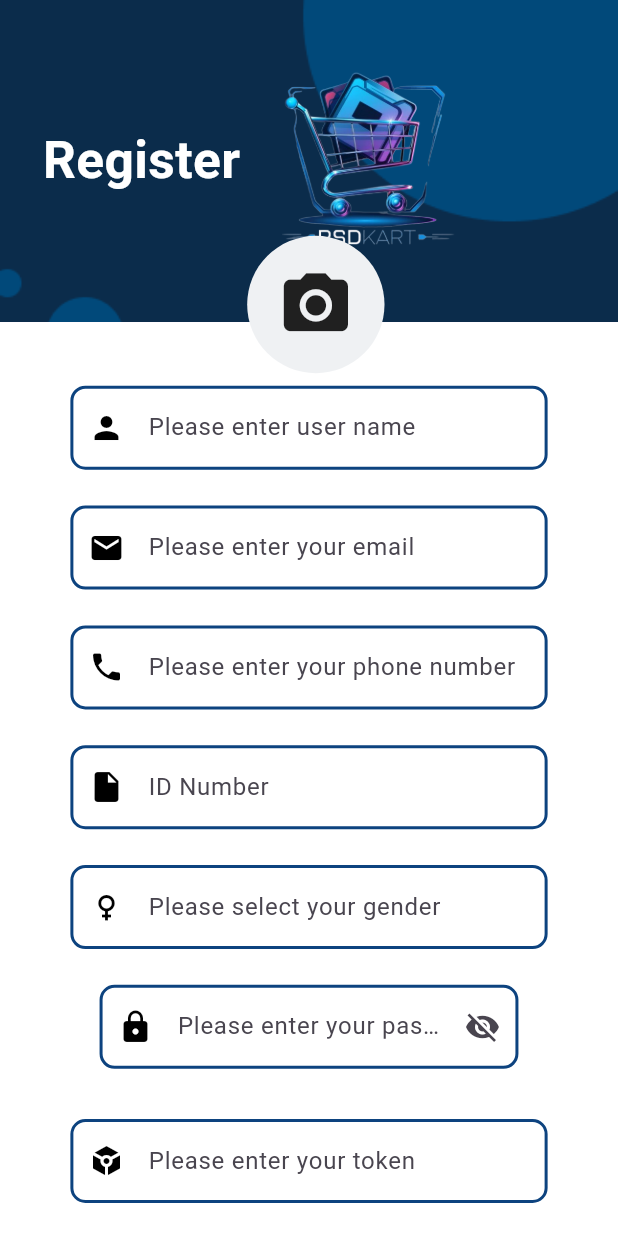
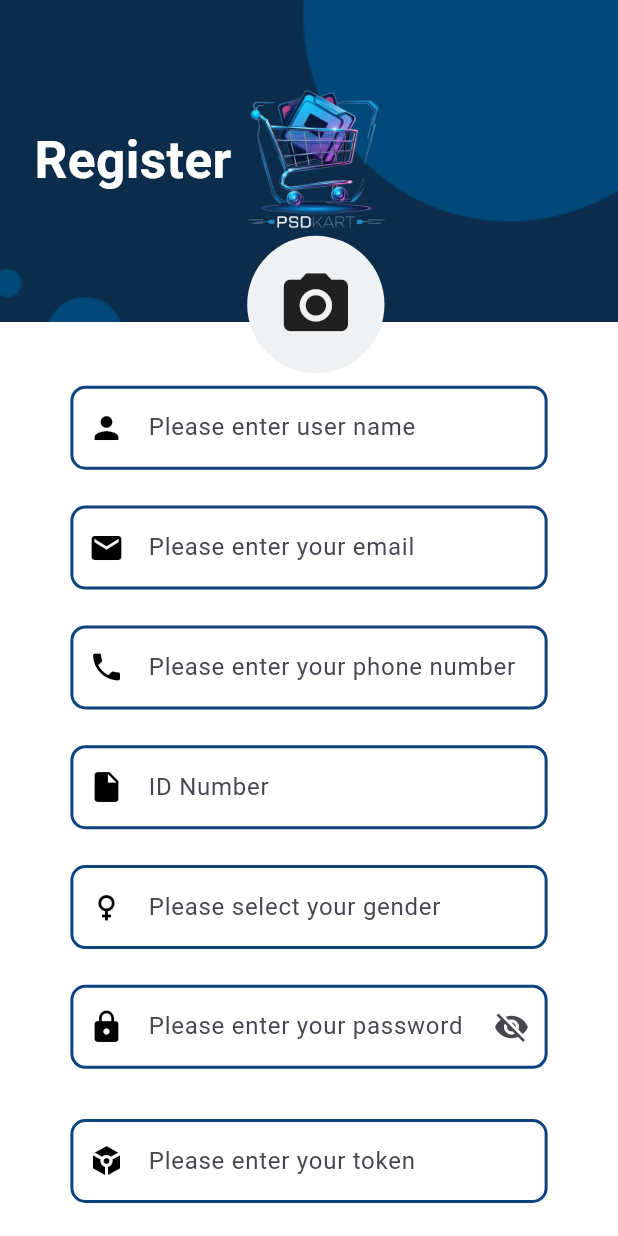
Before and after one commit to jehadadili/app_psc_kaert, a Flutter app: the LoginScreen screen opened directly, after a tap on "Login", after a tap on "Register", on a phone screen of 412 x 824 dp. Run offline on Flutter 3.47's test engine with Material 3 defaults, Android fonts, the phone set to English and light mode, and no system bars; drawn by our look-alikes of animated_text_kit; our stand-ins replace animate_do, bloc, cached_network_image, dartz, device_preview, dio and 8 more; accounts and stored records are empty; network calls fail.

Commit message:
add ui respons

```diff
--- a/lib/src/core/widget/custom_text_field_widgets.dart
+++ b/lib/src/core/widget/custom_text_field_widgets.dart
@@ -37,7 +37,7 @@ class CustomTextFieldWidgets extends StatelessWidget {
     return Padding(
       padding: EdgeInsets.symmetric(horizontal: 25.w, vertical: 10.h),
       child: TextFormField(
-        obscureText: obscureText ?? true,
+        obscureText: obscureText ?? false,
         autovalidateMode: AutovalidateMode.onUserInteraction,
         style: const TextStyle(color: ColorApp.black),
         controller: controller,
--- a/lib/src/feature/auth/presntation/view/screen/login/screen/login_screen.dart
+++ b/lib/src/feature/auth/presntation/view/screen/login/screen/login_screen.dart
@@ -45,10 +45,10 @@ class _LoginScreenState extends State<LoginScreen> {
                 child: Column(
                   children: [
                     SizedBox(
-                      height: 150.h,
+                      height: 120.h,
                     ),
                     Padding(
-                      padding: EdgeInsets.symmetric(horizontal: 20.w),
+                      padding: EdgeInsets.symmetric(horizontal: 10.w),
                       child: Form(
                         key: formKey,
                         child: AuthContainer(
--- a/lib/src/feature/auth/presntation/view/screen/login/widget/password_text_field.dart
+++ b/lib/src/feature/auth/presntation/view/screen/login/widget/password_text_field.dart
@@ -30,9 +30,7 @@ class _PassWordTextFieldState extends State<PassWordTextField> {
   Widget build(BuildContext context) {
     return Column(
       children: [
-        Padding(
-          padding: EdgeInsets.symmetric(horizontal: 17.w),
-          child: CustomTextFieldWidgets(
+        CustomTextFieldWidgets(
           obscureText: !isVisible,
           labelText: StringApp.labelPassword,
           prefixIcon: const Icon(Icons.lock),
@@ -42,12 +40,12 @@ class _PassWordTextFieldState extends State<PassWordTextField> {
           filled: true,
           keyboardType: TextInputType.visiblePassword,
           validator: (password) {
-  return MyValidator.passwrdValidator(password);            },
-          ),
+            return MyValidator.passwrdValidator(password);
+          },
         ),
         SizedBox(height: 6.h),
         Padding(
-          padding: EdgeInsets.symmetric(horizontal: 5.w),
+          padding: EdgeInsets.symmetric(horizontal: 25.w),
           child: FittedBox(
             child: Row(
               children: [
--- a/lib/src/feature/auth/presntation/view/screen/register/widgets/custom_container_top.dart
+++ b/lib/src/feature/auth/presntation/view/screen/register/widgets/custom_container_top.dart
@@ -12,22 +12,21 @@ class CustomContainerTop extends StatelessWidget {
   Widget build(BuildContext context) {
     return Container(
       width: double.infinity,
-        height: 180.h,
+      height: 180.h, // ارتفاع مرن يتناسب مع الشاشة
       decoration: const BoxDecoration(
         image: DecorationImage(
           colorFilter: ColorFilter.mode(
             ColorApp.bluedark,
             BlendMode.difference,
           ),
-            image: AssetImage(
-              'assets/image/Group.png',
-            ),
+          image: AssetImage('assets/image/Group.png'),
           fit: BoxFit.cover,
         ),
       ),
-        child:  Padding(
-                      padding: EdgeInsets.all(25.w),
+      child: Padding(
+        padding: EdgeInsets.symmetric(horizontal: 20.w, vertical: 10.h),
         child: Row(
+          crossAxisAlignment: CrossAxisAlignment.center,
           children: [
             const CustomAnimationText(
               text: 'Register',
@@ -36,11 +35,12 @@ class CustomContainerTop extends StatelessWidget {
             ),
             Image.asset(
               ImageApp.logo,
-                            width: 150.w,
-                            height: 100.h,
+              width: 100.w,
+              height: 80.h,
             ),
           ],
         ),
-                    ),);
+      ),
+    );
   }
 }
--- a/lib/src/feature/auth/presntation/view/screen/register/widgets/secure_text_field.dart
+++ b/lib/src/feature/auth/presntation/view/screen/register/widgets/secure_text_field.dart
@@ -26,9 +26,7 @@ class _SecureTextFieldState extends State<SecureTextField> {
 
   @override
   Widget build(BuildContext context) {
-    return Padding(
-      padding: EdgeInsets.symmetric(horizontal: 17.w),
-      child: Column(
+    return Column(
       children: [
         CustomTextFieldWidgets(
           obscureText: !isVisible,
@@ -55,7 +53,6 @@ class _SecureTextFieldState extends State<SecureTextField> {
           height: 8.h,
         ),
       ],
-      ),
     );
   }
 }
--- a/lib/src/feature/cart/presntation/view/screen/cart_screen.dart
+++ b/lib/src/feature/cart/presntation/view/screen/cart_screen.dart
@@ -12,13 +12,15 @@ class CartScreen extends StatelessWidget {
   @override
   Widget build(BuildContext context) {
     return Scaffold(
-      backgroundColor: ColorApp.white,
+      backgroundColor: ColorApp.bluedark,
       appBar: AppBar(
-        backgroundColor: ColorApp.white,
+        backgroundColor: ColorApp.bluedark,
+        iconTheme: const IconThemeData(color: ColorApp.white),
         elevation: 0,
         title: Text(
           "My Cart",
           style: TextStyle(
+            color: ColorApp.white,
             fontSize: 20.sp,
             fontWeight: FontWeight.bold,
           ),
--- a/lib/src/feature/cart/presntation/view/widgets/image_product_cart.dart
+++ b/lib/src/feature/cart/presntation/view/widgets/image_product_cart.dart
@@ -11,8 +11,6 @@ class ImageProductCart extends StatelessWidget {
       width: 130.w,
       child: Image.network(
         cartModel.image ?? "",
-        width: 230.w,
-        height: 200.h,
       ),
     );
   }
--- a/lib/src/feature/drawer/screen/custom_design_drawer.dart
+++ b/lib/src/feature/drawer/screen/custom_design_drawer.dart
@@ -10,9 +10,9 @@ class CustomDesignDrawer extends StatelessWidget {
   Widget build(BuildContext context) {
     return Column(
       children: [
-          SizedBox(height: 60.h),
+        SizedBox(height: 50.h),
         const CustomUserDrawer(),
-          SizedBox(height: 150.h),
+        SizedBox(height: 100.h),
         const Expanded(
           child: CustomBodyDrawer(),
         ),
--- a/lib/src/feature/home/presntation/view/widgets/body_widgets_success.dart
+++ b/lib/src/feature/home/presntation/view/widgets/body_widgets_success.dart
@@ -13,8 +13,7 @@ class BodywidgetSuccess extends StatelessWidget {
 
   @override
   Widget build(BuildContext context) {
-    return Expanded(
-      child: ListView.builder(
+    return ListView.builder(
       padding: EdgeInsets.all(10.r),
       scrollDirection: Axis.vertical,
       itemCount: listlaptop.length,
@@ -29,7 +28,6 @@ class BodywidgetSuccess extends StatelessWidget {
           ),
         );
       },
-      ),
     );
   }
 }
--- a/lib/src/feature/user_profile/presntation/cubit/cubit.dart
+++ b/lib/src/feature/user_profile/presntation/cubit/cubit.dart
@@ -9,7 +9,7 @@ class ProfileCubit extends Cubit<ProfileState> {
   ProfileCubit( {required this.useCassprofile ,required this.useCassUbdateProfile,})
       : super(ProfileInitial());
 
-  profiledata() async {
+  profiledate() async {
     emit(ProfileLoading());
     try {
       var respone = useCassprofile.profileusecass();
--- a/pubspec.yaml
+++ b/pubspec.yaml
@@ -55,6 +55,7 @@ dependencies:
   cached_network_image: ^3.4.1
   flutter_zoom_drawer: ^3.2.0
   intl: ^0.19.0
+  font_awesome_flutter: ^10.8.0
 
 
 
```
Also changed, not shown: lib/main.dart (+6 -8 lines), lib/my_app.dart (+6 -2 lines), lib/src/feature/cart/presntation/view/widgets/custom_cart_product.dart (+15 -10 lines), lib/src/feature/cart/presntation/view/widgets/custom_delet_and_salse.dart (+10 -9 lines), lib/src/feature/cart/presntation/view/widgets/custom_item_cart.dart (+10 -7 lines), lib/src/feature/cart/presntation/view/widgets/custtom_counter_cart.dart (+31 -15 lines), lib/src/feature/drawer/widgets/custom_user_drawer.dart (+23 -3 lines), lib/src/feature/user_profile/presntation/view/screen/user_profile_screen.dart (+7 -12 lines), pubspec.lock. Lines whose indentation alone changed are shown as unchanged.
